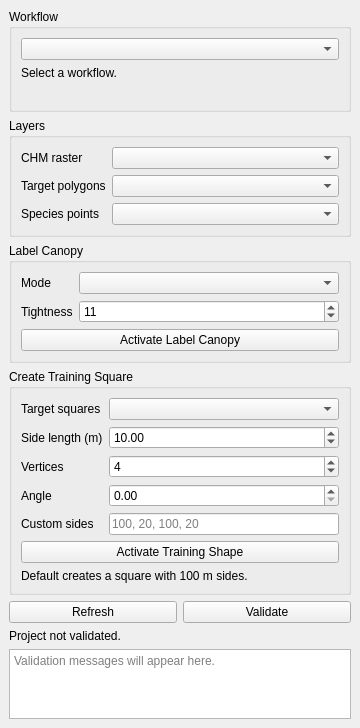
Qt form forest_labeler_dockwidget_base.ui (sticholas/forestlabeler) before a commit.
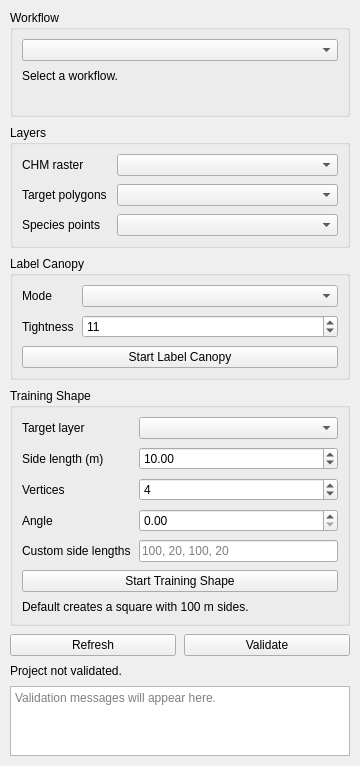
The same form after that commit.

Commit message: style: polish workflow panel

Diff of the .ui file:
```diff
--- a/forest_labeler_dockwidget_base.ui
+++ b/forest_labeler_dockwidget_base.ui
@@ -15,12 +15,30 @@
   </property>
   <widget class="QWidget" name="dockWidgetContents">
    <layout class="QVBoxLayout" name="mainLayout">
+    <property name="spacing">
+     <number>8</number>
+    </property>
+    <property name="leftMargin">
+     <number>10</number>
+    </property>
+    <property name="topMargin">
+     <number>10</number>
+    </property>
+    <property name="rightMargin">
+     <number>10</number>
+    </property>
+    <property name="bottomMargin">
+     <number>10</number>
+    </property>
     <item>
      <widget class="QGroupBox" name="workflowGroupBox">
       <property name="title">
        <string>Workflow</string>
       </property>
       <layout class="QVBoxLayout" name="workflowLayout">
+       <property name="spacing">
+        <number>8</number>
+       </property>
        <item>
         <widget class="QComboBox" name="workflowComboBox"/>
        </item>
@@ -53,6 +71,12 @@
        <string>Layers</string>
       </property>
       <layout class="QFormLayout" name="layersFormLayout">
+       <property name="horizontalSpacing">
+        <number>10</number>
+       </property>
+       <property name="verticalSpacing">
+        <number>8</number>
+       </property>
        <item row="0" column="0">
         <widget class="QLabel" name="chmLayerLabel">
          <property name="text">
@@ -92,6 +116,9 @@
        <string>Label Canopy</string>
       </property>
       <layout class="QVBoxLayout" name="labelCanopyLayout">
+       <property name="spacing">
+        <number>8</number>
+       </property>
        <item>
         <layout class="QFormLayout" name="labelCanopyFormLayout">
          <item row="0" column="0">
@@ -129,7 +156,7 @@
        <item>
         <widget class="QPushButton" name="activateLabelingButton">
          <property name="text">
-          <string>Activate Label Canopy</string>
+          <string>Start Label Canopy</string>
          </property>
         </widget>
        </item>
@@ -139,15 +166,18 @@
     <item>
      <widget class="QGroupBox" name="trainingSquareGroupBox">
       <property name="title">
-       <string>Create Training Square</string>
+       <string>Training Shape</string>
       </property>
       <layout class="QVBoxLayout" name="trainingSquareLayout">
+       <property name="spacing">
+        <number>8</number>
+       </property>
        <item>
         <layout class="QFormLayout" name="trainingSquareFormLayout">
          <item row="0" column="0">
           <widget class="QLabel" name="squareTargetLayerLabel">
            <property name="text">
-            <string>Target squares</string>
+            <string>Target layer</string>
            </property>
           </widget>
          </item>
@@ -217,7 +247,7 @@
          <item row="4" column="0">
           <widget class="QLabel" name="squareCustomSideLengthsLabel">
            <property name="text">
-            <string>Custom sides</string>
+            <string>Custom side lengths</string>
            </property>
           </widget>
          </item>
@@ -233,7 +263,7 @@
        <item>
         <widget class="QPushButton" name="activateTrainingShapeButton">
          <property name="text">
-          <string>Activate Training Shape</string>
+          <string>Start Training Shape</string>
          </property>
         </widget>
        </item>
@@ -252,6 +282,9 @@
     </item>
     <item>
      <layout class="QHBoxLayout" name="buttonLayout">
+      <property name="spacing">
+       <number>8</number>
+      </property>
       <item>
        <widget class="QPushButton" name="refreshLayersButton">
         <property name="text">
```
The commit also changes 2 other files.
